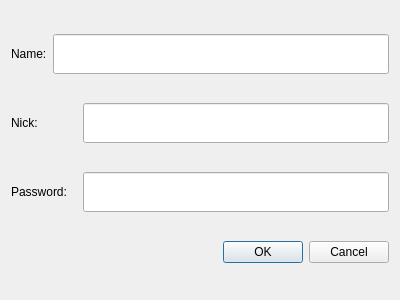
Above: Widgets/FrmGroupChat/DlgJoinGroupChat.ui from KangLin/RabbitIm before the change. Below: the same form after it.
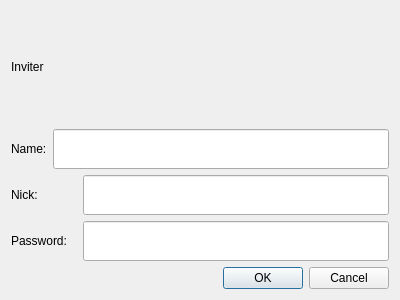
That is the form after the change.

The edit to the form file:
```diff
--- a/Widgets/FrmGroupChat/DlgJoinGroupChat.ui
+++ b/Widgets/FrmGroupChat/DlgJoinGroupChat.ui
@@ -15,6 +15,16 @@
   </property>
   <layout class="QGridLayout" name="gridLayout">
    <item row="0" column="0">
+    <widget class="QLabel" name="lbInviter">
+     <property name="text">
+      <string>Inviter</string>
+     </property>
+     <property name="wordWrap">
+      <bool>true</bool>
+     </property>
+    </widget>
+   </item>
+   <item row="1" column="0">
     <layout class="QHBoxLayout" name="horizontalLayout">
      <item>
       <widget class="QLabel" name="label">
@@ -47,7 +57,7 @@
      </item>
     </layout>
    </item>
-   <item row="1" column="0">
+   <item row="2" column="0">
     <layout class="QHBoxLayout" name="horizontalLayout_2">
      <item>
       <widget class="QLabel" name="label_2">
@@ -86,7 +96,7 @@
      </item>
     </layout>
    </item>
-   <item row="2" column="0">
+   <item row="3" column="0">
     <layout class="QHBoxLayout" name="horizontalLayout_3">
      <item>
       <widget class="QLabel" name="label_3">
@@ -131,7 +141,7 @@
      </item>
     </layout>
    </item>
-   <item row="3" column="0">
+   <item row="4" column="0">
     <widget class="QDialogButtonBox" name="buttonBox">
      <property name="orientation">
       <enum>Qt::Horizontal</enum>
```
